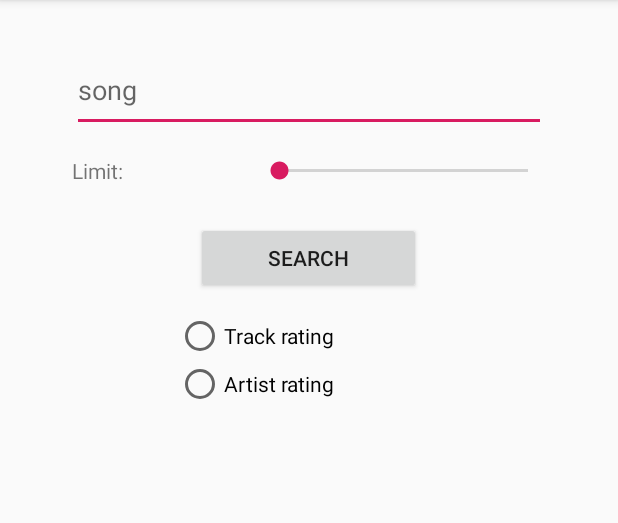
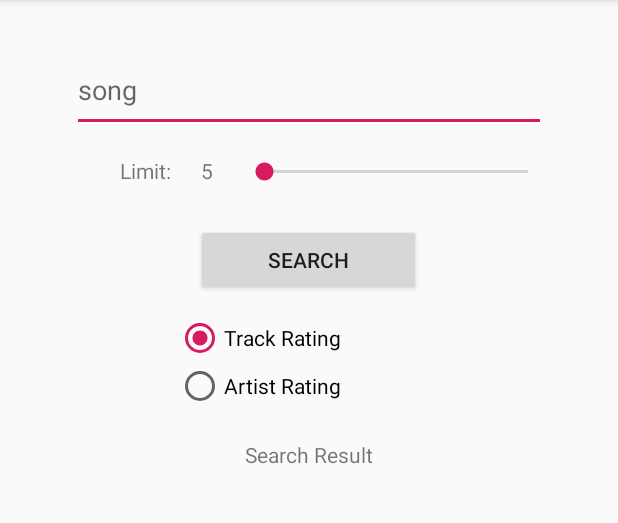
Before and after one commit to ankit-kejriwal/InClass07, an Android app: the screen it shows after launch (MainActivity), on a phone screen of 412 x 824 dp, the part 84-607 px from its top. Run offline under Robolectric (Android 15) with nearby library versions, the phone set to English and light mode, and no system bars.

Commit message:
updated view

```diff
--- a/app/build.gradle
+++ b/app/build.gradle
@@ -5,7 +5,7 @@ android {
     buildToolsVersion "29.0.2"
     defaultConfig {
         applicationId "com.example.inclass07"
-        minSdkVersion 23
+        minSdkVersion 26
         targetSdkVersion 29
         versionCode 1
         versionName "1.0"
--- a/app/src/main/res/layout/activity_main.xml
+++ b/app/src/main/res/layout/activity_main.xml
@@ -22,8 +22,8 @@
 
     <SeekBar
         android:id="@+id/seekBarLimit"
-        android:layout_width="198dp"
-        android:layout_height="20dp"
+        android:layout_width="208dp"
+        android:layout_height="21dp"
         android:layout_marginTop="16dp"
         android:layout_marginEnd="44dp"
         app:layout_constraintEnd_toEndOf="parent"
@@ -33,7 +33,7 @@
         android:id="@+id/textView"
         android:layout_width="wrap_content"
         android:layout_height="wrap_content"
-        android:layout_marginStart="48dp"
+        android:layout_marginStart="80dp"
         android:layout_marginTop="16dp"
         android:text="@string/limit"
         app:layout_constraintStart_toStartOf="parent"
@@ -43,10 +43,8 @@
         android:id="@+id/textViewlimit"
         android:layout_width="23dp"
         android:layout_height="22dp"
-        android:layout_marginStart="16dp"
+        android:layout_marginStart="20dp"
         android:layout_marginTop="16dp"
-        android:layout_marginEnd="16dp"
-        app:layout_constraintEnd_toStartOf="@+id/seekBarLimit"
         app:layout_constraintStart_toEndOf="@+id/textView"
         app:layout_constraintTop_toBottomOf="@+id/editTextName" />
 
@@ -63,11 +61,14 @@
 
     <ListView
         android:id="@+id/ListViewSource"
-        android:layout_width="411dp"
-        android:layout_height="426dp"
-        android:layout_marginTop="12dp"
-        app:layout_constraintTop_toBottomOf="@+id/radioGroup"
-        tools:layout_editor_absoluteX="2dp" />
+        android:layout_width="407dp"
+        android:layout_height="395dp"
+        android:layout_marginTop="2dp"
+        android:layout_marginEnd="4dp"
+        app:layout_constraintBottom_toBottomOf="parent"
+        app:layout_constraintEnd_toEndOf="parent"
+        app:layout_constraintStart_toStartOf="parent"
+        app:layout_constraintTop_toBottomOf="@+id/textView4" />
 
     <RadioGroup
         android:id="@+id/radioGroup"
@@ -82,13 +83,24 @@
             android:id="@+id/radioButtonTrackRating"
             android:layout_width="match_parent"
             android:layout_height="wrap_content"
-            android:text="Track rating" />
+            android:checked="true"
+            android:text="@string/trackrating" />
 
         <RadioButton
             android:id="@+id/radioButtonArtistRating"
             android:layout_width="match_parent"
             android:layout_height="wrap_content"
-            android:text="Artist rating" />
+            android:text="@string/artistrating" />
     </RadioGroup>
 
+    <TextView
+        android:id="@+id/textView4"
+        android:layout_width="wrap_content"
+        android:layout_height="wrap_content"
+        android:layout_marginTop="16dp"
+        android:text="@string/searchresult"
+        app:layout_constraintEnd_toEndOf="parent"
+        app:layout_constraintStart_toStartOf="parent"
+        app:layout_constraintTop_toBottomOf="@+id/radioGroup" />
+
 </androidx.constraintlayout.widget.ConstraintLayout>
--- a/app/src/main/res/values/strings.xml
+++ b/app/src/main/res/values/strings.xml
@@ -5,4 +5,7 @@
     <string name="artist">Artist:</string>
     <string name="date">Date:</string>
     <string name="limit">Limit:</string>
+    <string name="trackrating">Track Rating</string>
+    <string name="artistrating">Artist Rating</string>
+    <string name="searchresult">Search Result</string>
 </resources>
```
Also changed, not shown: app/src/main/java/com/example/inclass07/MainActivity.java (+44 -0 lines), app/src/main/res/layout/track.xml (+15 -15 lines).
